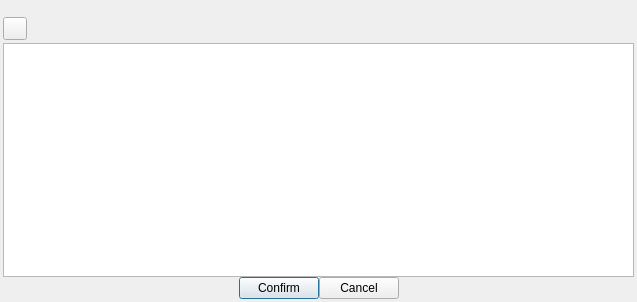
This is editor/echo/Editor/UI/ChooseDialog/ChannelExpressionDialog/ChannelExpressionDialog.ui in timi-liuliang/echo as Qt 5 draws it before an edit. The edited form follows.
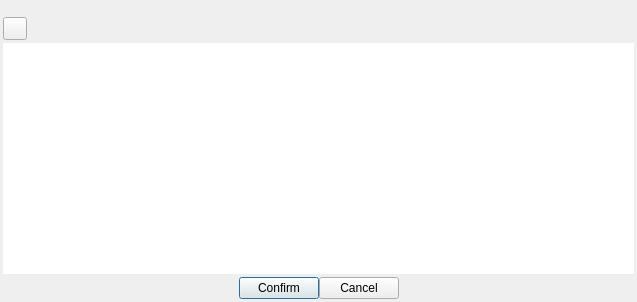
This is the edited form. Icons and pictures are not drawn. Custom widgets are drawn as their Qt base class.

Commit message: Hightlight reference expression (lua) text edit #862

```diff
--- a/editor/echo/Editor/UI/ChooseDialog/ChannelExpressionDialog/ChannelExpressionDialog.ui
+++ b/editor/echo/Editor/UI/ChooseDialog/ChannelExpressionDialog/ChannelExpressionDialog.ui
@@ -109,10 +109,20 @@
       <number>3</number>
      </property>
      <item>
-      <widget class="QTextEdit" name="m_textEditExression"/>
+      <widget class="Studio::LuaTextEdit" name="m_textEditExression">
+       <property name="frameShape">
+        <enum>QFrame::NoFrame</enum>
+       </property>
+       <property name="frameShadow">
+        <enum>QFrame::Plain</enum>
+       </property>
+      </widget>
      </item>
      <item>
       <layout class="QHBoxLayout" name="horizontalLayout">
+       <property name="topMargin">
+        <number>3</number>
+       </property>
        <item>
         <spacer name="horizontalSpacer">
          <property name="orientation">
@@ -168,6 +178,11 @@
    <extends>QLabel</extends>
    <header>QMenuBarEx.h</header>
   </customwidget>
+  <customwidget>
+   <class>Studio::LuaTextEdit</class>
+   <extends>QTextEdit</extends>
+   <header>LuaTextEdit.h</header>
+  </customwidget>
  </customwidgets>
  <resources>
   <include location="../../../../Resource/App.qrc"/>
```
The commit also changes 3 other files.
